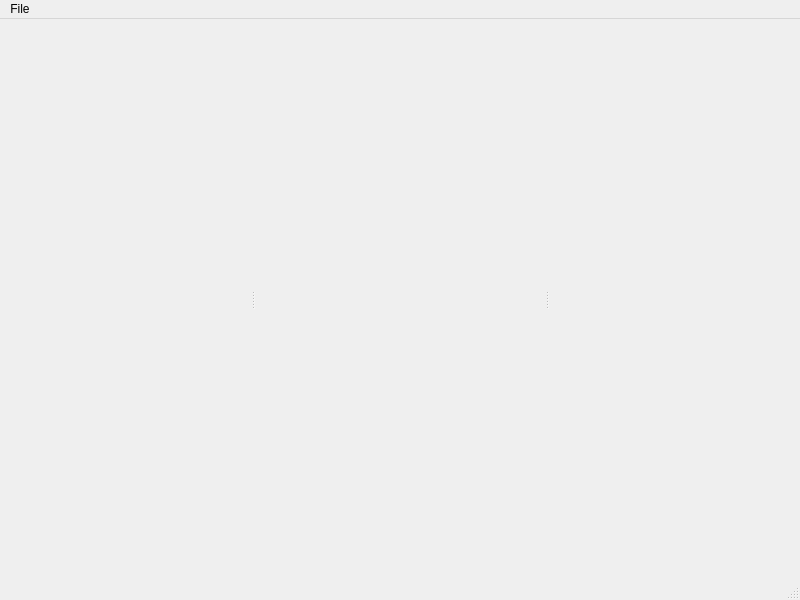
Above: apps/dev/views/mainwindow_view.ui from csplink/csp before the change. Below: the same form after it.
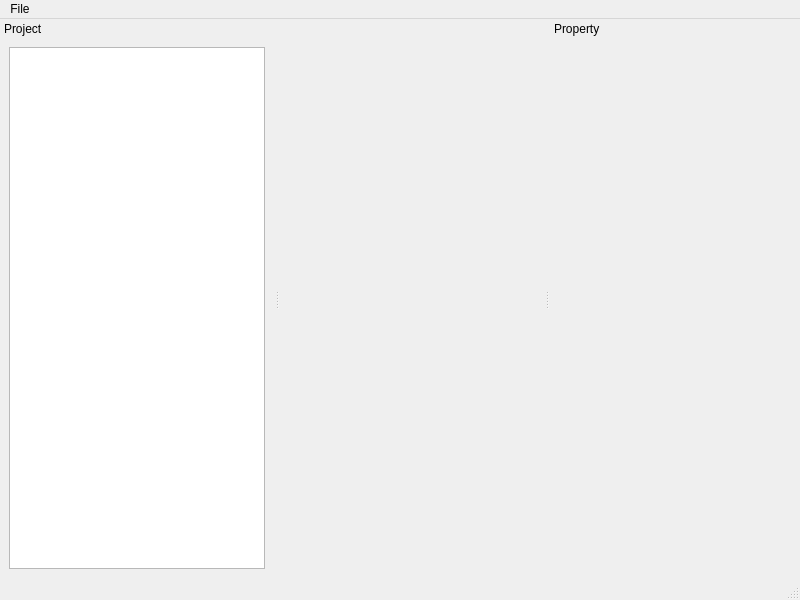
That is the form after the change. The open tabs and pages were chosen to show the change. Custom widgets are drawn as their Qt base class.

The edit to the form file:
```diff
--- a/apps/dev/views/mainwindow_view.ui
+++ b/apps/dev/views/mainwindow_view.ui
@@ -15,6 +15,18 @@
   </property>
   <widget class="QWidget" name="centralwidget">
    <layout class="QHBoxLayout" name="horizontalLayout">
+    <property name="leftMargin">
+     <number>0</number>
+    </property>
+    <property name="topMargin">
+     <number>0</number>
+    </property>
+    <property name="rightMargin">
+     <number>0</number>
+    </property>
+    <property name="bottomMargin">
+     <number>0</number>
+    </property>
     <item>
      <widget class="QStackedWidget" name="stackedwidget">
       <property name="currentIndex">
@@ -55,26 +67,38 @@
    <property name="minimumSize">
     <size>
      <width>250</width>
-     <height>35</height>
+     <height>107</height>
     </size>
    </property>
    <property name="features">
-    <set>QDockWidget::DockWidgetMovable</set>
+    <set>QDockWidget::NoDockWidgetFeatures</set>
+   </property>
+   <property name="windowTitle">
+    <string>Project</string>
    </property>
    <attribute name="dockWidgetArea">
     <number>1</number>
    </attribute>
-   <widget class="QWidget" name="dockwidget_left_contents"/>
+   <widget class="QWidget" name="dockwidget_left_contents">
+    <layout class="QGridLayout" name="gridLayout">
+     <item row="0" column="0">
+      <widget class="QTreeView" name="treeView"/>
+     </item>
+    </layout>
+   </widget>
   </widget>
   <widget class="QDockWidget" name="dockwidget_right">
    <property name="minimumSize">
     <size>
      <width>250</width>
-     <height>35</height>
+     <height>58</height>
     </size>
    </property>
    <property name="features">
-    <set>QDockWidget::DockWidgetMovable</set>
+    <set>QDockWidget::NoDockWidgetFeatures</set>
+   </property>
+   <property name="windowTitle">
+    <string>Property</string>
    </property>
    <attribute name="dockWidgetArea">
     <number>2</number>
```
Left out of the diff: 14 changed lines with no effect on the pictures.
